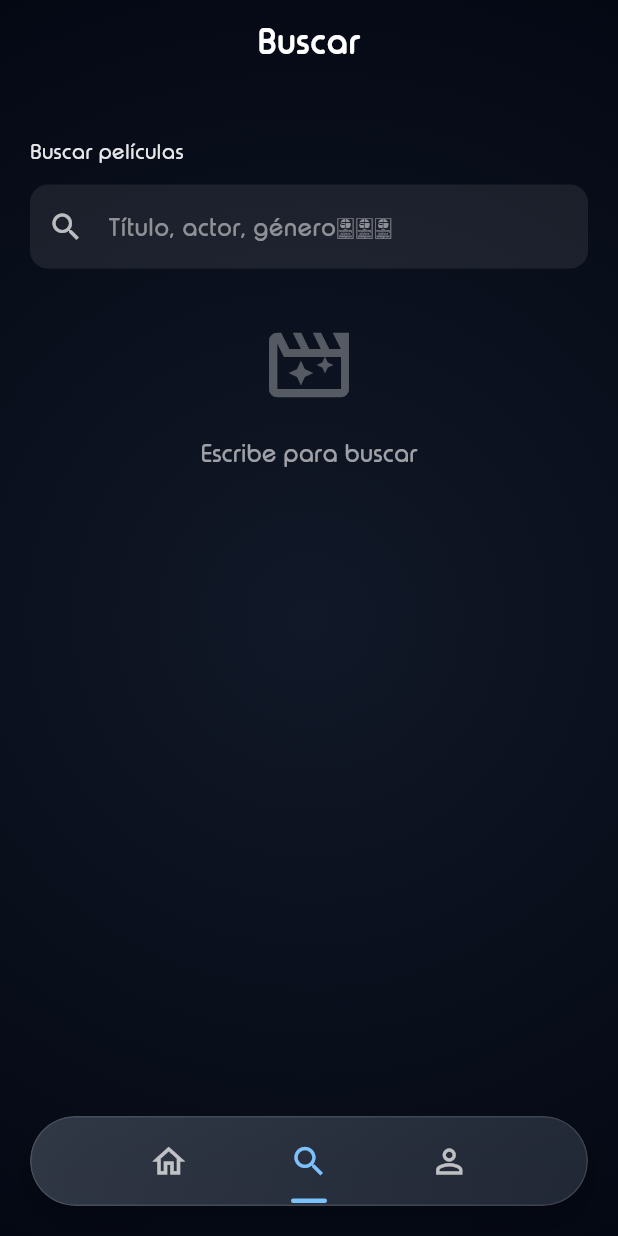
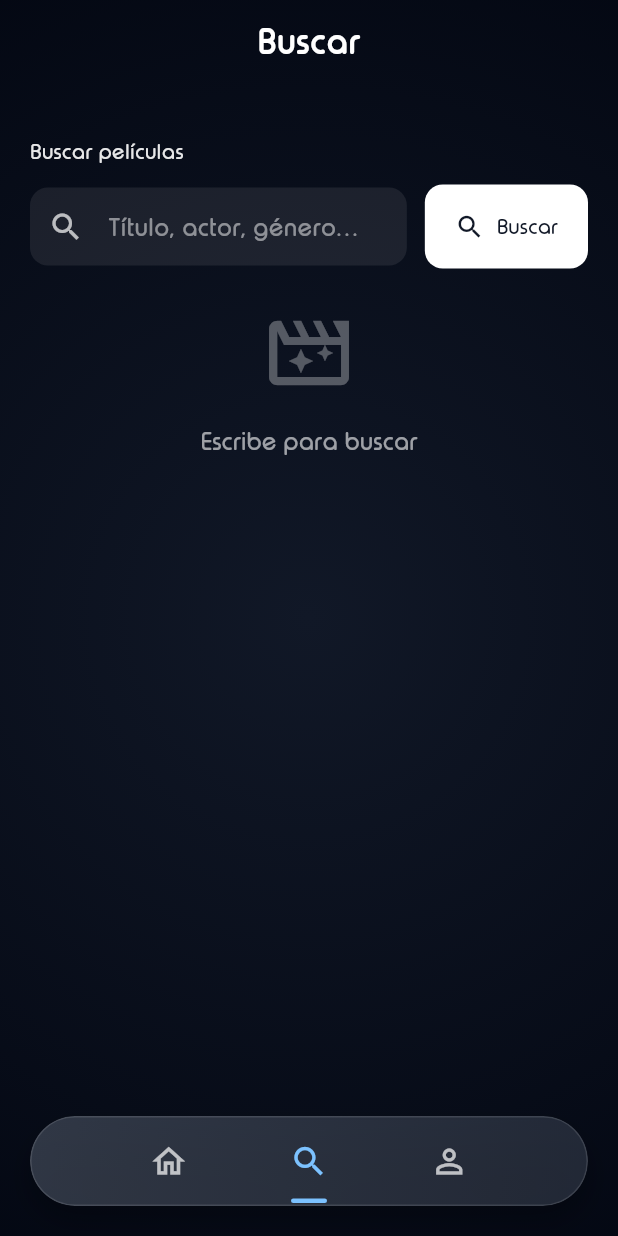
Before and after one commit to AleMancilla/IMDUMB, a Flutter app: the HomePage screen opened directly, after a tap on the "search" icon, on a phone screen of 412 x 824 dp. Run offline on Flutter 3.47's test engine with Material 3 defaults, Android fonts, the phone set to English and light mode, and no system bars; our stand-ins replace cached_network_image, dio, firebase_core, firebase_database, firebase_remote_config, flutter_dotenv and 4 more; accounts and stored records are empty; network calls fail.

Commit message:
search movies page

```diff
--- a/lib/core/constants/api_constants.dart
+++ b/lib/core/constants/api_constants.dart
@@ -13,6 +13,7 @@ class ApiConstants {
   static const String movieGeneres = '/genre/movie/list';
   static const String nowPlayingMovies = '/movie/now_playing';
   static const String discoverMovies = '/discover/movie';
+  static const String searchMovies = '/search/movie';
   static String movieCreditlUrl(int movieId) => '/movie/$movieId/credits';
   static String movieDetailUrl(int movieId) =>
       '/movie/$movieId&append_to_response=images';
--- a/lib/features/home/presentation/screens/search_page.dart
+++ b/lib/features/home/presentation/screens/search_page.dart
@@ -1,10 +1,37 @@
 import 'package:flutter/material.dart';
+import 'package:flutter_riverpod/flutter_riverpod.dart';
+import 'package:imdumb/features/movies/presentation/widgets/search_movie_card.dart';
+import 'package:imdumb/features/movies/domain/entities/movie.dart';
+import 'package:imdumb/features/movies/presentation/providers/movie_provider.dart';
+import 'package:imdumb/features/movies/presentation/screens/movie_detail_screen.dart';
 
-class SearchPage extends StatelessWidget {
+class SearchPage extends ConsumerStatefulWidget {
   const SearchPage({super.key});
 
   @override
+  ConsumerState<SearchPage> createState() => _SearchPageState();
+}
+
+class _SearchPageState extends ConsumerState<SearchPage> {
+  final _controller = TextEditingController();
+  final _focusNode = FocusNode();
+
+  @override
+  void dispose() {
+    _controller.dispose();
+    _focusNode.dispose();
+    super.dispose();
+  }
+
+  void _onSearch(String query) {
+    ref.read(searchQueryProvider.notifier).state = query;
+  }
+
+  @override
   Widget build(BuildContext context) {
+    final query = ref.watch(searchQueryProvider);
+    final searchAsync = ref.watch(searchMoviesProvider(query));
+
     return SingleChildScrollView(
       padding: const EdgeInsets.all(20),
       child: Column(
@@ -19,25 +46,91 @@ class SearchPage extends StatelessWidget {
             ),
           ),
           const SizedBox(height: 12),
-          TextField(
+          Row(
+            crossAxisAlignment: CrossAxisAlignment.center,
+            children: [
+              Expanded(
+                child: TextField(
+                  controller: _controller,
+                  focusNode: _focusNode,
                   style: const TextStyle(color: Colors.white),
                   decoration: InputDecoration(
                     hintText: 'Título, actor, género...',
-              hintStyle: TextStyle(color: Colors.white.withValues(alpha: 0.5)),
+                    hintStyle: TextStyle(
+                      color: Colors.white.withValues(alpha: 0.5),
+                    ),
                     filled: true,
                     fillColor: Colors.white.withValues(alpha: 0.08),
                     border: OutlineInputBorder(
                       borderRadius: BorderRadius.circular(12),
                       borderSide: BorderSide.none,
                     ),
+                    contentPadding: const EdgeInsets.symmetric(
+                      horizontal: 16,
+                      vertical: 14,
+                    ),
                     prefixIcon: Icon(
                       Icons.search,
                       color: Colors.white.withValues(alpha: 0.7),
                     ),
                   ),
+                  onSubmitted: _onSearch,
                 ),
-          const SizedBox(height: 32),
-          Center(
+              ),
+              const SizedBox(width: 12),
+              FilledButton.icon(
+                onPressed: () => _onSearch(_controller.text),
+                icon: const Icon(Icons.search, size: 20),
+                label: const Text('Buscar'),
+                style: FilledButton.styleFrom(
+                  backgroundColor: Colors.white,
+                  foregroundColor: const Color(0xFF111827),
+                  padding: const EdgeInsets.symmetric(
+                    horizontal: 20,
+                    vertical: 18,
+                  ),
+                  shape: RoundedRectangleBorder(
+                    borderRadius: BorderRadius.circular(12),
+                  ),
+                ),
+              ),
+            ],
+          ),
+          const SizedBox(height: 24),
+          if (query.isEmpty)
+            _buildPlaceholder()
+          else
+            searchAsync.when(
+              data: (movies) => _buildResults(movies),
+              loading: () => const Center(
+                child: Padding(
+                  padding: EdgeInsets.all(32),
+                  child: SizedBox(
+                    width: 32,
+                    height: 32,
+                    child: CircularProgressIndicator(strokeWidth: 2),
+                  ),
+                ),
+              ),
+              error: (e, _) => Center(
+                child: Padding(
+                  padding: const EdgeInsets.all(24),
+                  child: Text(
+                    'Error al buscar. Revisa la conexión.',
+                    style: TextStyle(
+                      color: Colors.white.withValues(alpha: 0.8),
+                    ),
+                  ),
+                ),
+              ),
+            ),
+        ],
+      ),
+    );
+  }
+
+  Widget _buildPlaceholder() {
+    return Center(
       child: Column(
         children: [
           Icon(
@@ -55,9 +148,52 @@ class SearchPage extends StatelessWidget {
           ),
         ],
       ),
+    );
+  }
+
+  Widget _buildResults(List<Movie> movies) {
+    if (movies.isEmpty) {
+      return Center(
+        child: Padding(
+          padding: const EdgeInsets.all(24),
+          child: Text(
+            'No hay resultados',
+            style: TextStyle(color: Colors.white.withValues(alpha: 0.7)),
           ),
-        ],
         ),
       );
     }
+    return Column(
+      crossAxisAlignment: CrossAxisAlignment.start,
+      children: [
+        Text(
+          '${movies.length} resultado${movies.length == 1 ? '' : 's'}',
+          style: TextStyle(
+            color: Colors.white.withValues(alpha: 0.7),
+            fontSize: 14,
+          ),
+        ),
+        const SizedBox(height: 16),
+        ListView.separated(
+          shrinkWrap: true,
+          physics: const NeverScrollableScrollPhysics(),
+          itemCount: movies.length,
+          separatorBuilder: (_, _) => const SizedBox(height: 12),
+          itemBuilder: (_, i) {
+            final movie = movies[i];
+            return GestureDetector(
+              onTap: () {
+                Navigator.of(context).push(
+                  MaterialPageRoute(
+                    builder: (_) => MovieDetailScreen(movie: movie),
+                  ),
+                );
+              },
+              child: SearchMovieCard(movie: movie),
+            );
+          },
+        ),
+      ],
+    );
   }
+}
--- a/lib/features/movies/data/repositories/movie_repository_impl.dart
+++ b/lib/features/movies/data/repositories/movie_repository_impl.dart
@@ -116,4 +116,10 @@ class MovieRepositoryImpl implements MovieRepository {
     await _local.saveReviewsMovie(movieId, reviews);
     return reviews.map((r) => r.toEntity()).toList();
   }
+
+  @override
+  Future<List<Movie>> searchMovies(String query, {int page = 1}) async {
+    final movies = await _remote.searchMovies(query, page: page);
+    return movies.map((m) => m.toEntity()).toList();
+  }
 }
--- a/lib/features/movies/domain/repositories/movie_repository.dart
+++ b/lib/features/movies/domain/repositories/movie_repository.dart
@@ -14,4 +14,5 @@ abstract class MovieRepository {
   Future<MovieDetails> getDetailsMovie(int movieId);
   Future<List<Movie>> getSimilarMovies(int movieId, {int page = 1});
   Future<List<MovieReview>> getReviewsMovie(int movieId);
+  Future<List<Movie>> searchMovies(String query, {int page = 1});
 }
--- a/lib/features/movies/presentation/providers/movie_provider.dart
+++ b/lib/features/movies/presentation/providers/movie_provider.dart
@@ -14,6 +14,8 @@ import '../../domain/usecases/get_credits_movie.dart';
 import '../../domain/usecases/get_details_movie.dart';
 import '../../domain/usecases/get_popular_movies.dart';
 import '../../domain/usecases/get_reviews_movie.dart';
+import '../../domain/entities/movie.dart';
+import '../../domain/usecases/get_search_movies.dart';
 import '../../domain/usecases/get_similar_movies.dart';
 
 /// DIO
@@ -70,6 +72,10 @@ final getDetailsMovieProvider = Provider((ref) {
   return GetDetailsMovie(ref.read(movieRepositoryProvider));
 });
 
+final getSearchMoviesProvider = Provider((ref) {
+  return GetSearchMovies(ref.read(movieRepositoryProvider));
+});
+
 final getSimilarMoviesProvider = Provider((ref) {
   return GetSimilarMovies(ref.read(movieRepositoryProvider));
 });
@@ -110,6 +116,14 @@ final movieDetailsProvider = FutureProvider.family((ref, int movieId) async {
   return usecase(movieId);
 });
 
+final searchQueryProvider = StateProvider<String>((ref) => '');
+
+final searchMoviesProvider = FutureProvider.family<List<Movie>, String>((ref, String query) async {
+  if (query.trim().isEmpty) return [];
+  final usecase = ref.read(getSearchMoviesProvider);
+  return usecase(query.trim(), page: 1);
+});
+
 final similarMoviesProvider = FutureProvider.family((ref, int movieId) async {
   final usecase = ref.read(getSimilarMoviesProvider);
   return usecase(movieId, page: 1);
```
Also changed, not shown: lib/features/movies/data/datasources/remote/movie_remote_datasource.dart (+14 -0 lines), lib/features/movies/domain/usecases/get_search_movies.dart (added, +12 -0 lines), lib/features/movies/presentation/widgets/search_movie_card.dart (added, +108 -0 lines). Lines whose indentation alone changed are shown as unchanged.
